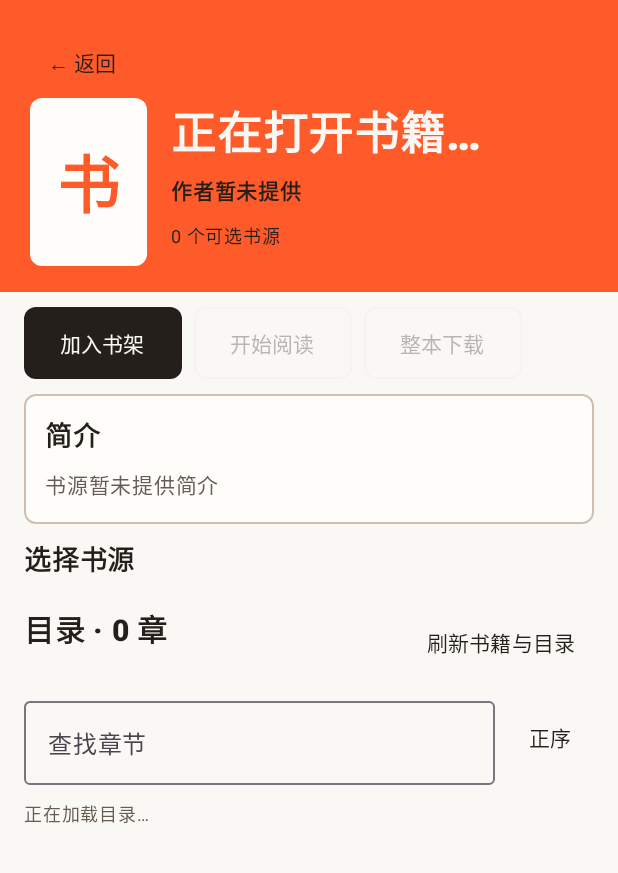
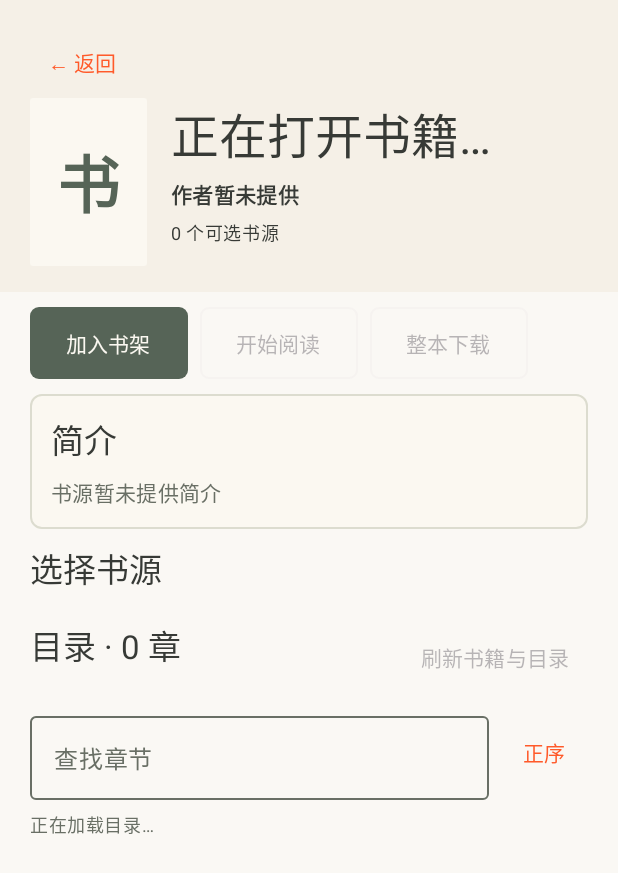
Before and after one commit to 143157/NovelRadar, an Android app built with Jetpack Compose: the composable BookDetailScreen shown on its own in the app's theme, on a phone screen of 412 x 824 dp. Shown: the top 873 px of the screen. Run offline under Robolectric (Android 15) with nearby library versions, the phone set to English and light mode, and no system bars; pictures from the network do not load.

Commit message:
feat: restyle book details without changing source guards

```diff
--- a/app/src/main/java/com/novelradar/app/feature/book/BookDetailScreen.kt
+++ b/app/src/main/java/com/novelradar/app/feature/book/BookDetailScreen.kt
@@ -21,9 +21,11 @@ import androidx.compose.material3.Button
 import androidx.compose.material3.ButtonDefaults
 import androidx.compose.material3.OutlinedButton
 import androidx.compose.material3.OutlinedTextField
+import androidx.compose.material3.OutlinedTextFieldDefaults
 import androidx.compose.material3.Surface
 import androidx.compose.material3.Text
 import androidx.compose.material3.TextButton
+import androidx.compose.material3.MaterialTheme
 import androidx.compose.runtime.Composable
 import androidx.compose.ui.Alignment
 import androidx.compose.ui.Modifier
@@ -31,17 +33,19 @@ import androidx.compose.ui.draw.clip
 import androidx.compose.ui.platform.testTag
 import androidx.compose.ui.text.font.FontWeight
 import androidx.compose.ui.unit.dp
-import androidx.compose.ui.unit.sp
 import com.novelradar.app.domain.model.Chapter
 import com.novelradar.app.domain.model.SourceFailure
 import com.novelradar.app.data.repository.CoverFetcher
 import com.novelradar.app.ui.components.NovelCover
-import com.novelradar.app.ui.theme.CanvasWhite
-import com.novelradar.app.ui.theme.CardPaper
-import com.novelradar.app.ui.theme.Hairline
-import com.novelradar.app.ui.theme.InkBlack
-import com.novelradar.app.ui.theme.QuietInk
-import com.novelradar.app.ui.theme.SignalOrange
+import com.novelradar.app.ui.paper.PaperAccent
+import com.novelradar.app.ui.paper.PaperCanvas
+import com.novelradar.app.ui.paper.PaperError
+import com.novelradar.app.ui.paper.PaperInk
+import com.novelradar.app.ui.paper.PaperLine
+import com.novelradar.app.ui.paper.PaperMuted
+import com.novelradar.app.ui.paper.PaperPanel
+import com.novelradar.app.ui.paper.PaperSheet
+import com.novelradar.app.ui.paper.PaperWarning
 
 @Composable
 @OptIn(ExperimentalLayoutApi::class)
@@ -67,128 +71,133 @@ fun BookDetailScreen(
         contentPadding = androidx.compose.foundation.layout.PaddingValues(bottom = 30.dp),
         verticalArrangement = Arrangement.spacedBy(10.dp)) {
         item {
-            Surface(color = SignalOrange, modifier = Modifier.fillMaxWidth()) {
+            Surface(color = PaperCanvas, modifier = Modifier.fillMaxWidth()) {
                 Column(Modifier.padding(horizontal = 20.dp, vertical = 17.dp)) {
-                    TextButton(onClick = onBack, enabled = !state.sourceActionPending) { Text("← 返回", color = InkBlack) }
+                    TextButton(onClick = onBack, enabled = !state.sourceActionPending) { Text("← 返回") }
                     Row(horizontalArrangement = Arrangement.spacedBy(16.dp), verticalAlignment = Alignment.Top) {
                         NovelCover(state.book?.bookName.orEmpty(), state.book?.coverUrl, state.selectedSourceId,
-                            coverFetcher, Modifier.width(78.dp).height(112.dp).clip(RoundedCornerShape(8.dp)))
+                            coverFetcher, Modifier.width(78.dp).height(112.dp).clip(RoundedCornerShape(2.dp)),
+                            paperColor = PaperPanel, letterColor = PaperAccent)
                         Column(Modifier.weight(1f), verticalArrangement = Arrangement.spacedBy(6.dp)) {
-                            Text(state.book?.bookName ?: "正在打开书籍…", color = CanvasWhite,
-                                fontSize = 30.sp, fontWeight = FontWeight.Black)
+                            Text(state.book?.bookName ?: "正在打开书籍…", color = PaperInk,
+                                style = MaterialTheme.typography.headlineLarge)
                             Text(state.book?.author?.takeIf(String::isNotBlank) ?: "作者暂未提供",
-                                color = InkBlack, fontSize = 14.sp, fontWeight = FontWeight.SemiBold)
-                            Text("${state.sources.size} 个可选书源", color = InkBlack, fontSize = 12.sp)
+                                color = PaperInk, style = MaterialTheme.typography.bodyMedium, fontWeight = FontWeight.SemiBold)
+                            Text("${state.sources.size} 个可选书源", color = PaperInk,
+                                style = MaterialTheme.typography.bodySmall)
                         }
                     }
                     state.selectedSourceId?.let { source ->
                         Text("当前书源：${state.sourceNames[source] ?: source}",
-                            Modifier.padding(top = 12.dp), color = InkBlack, fontSize = 12.sp)
+                            Modifier.padding(top = 12.dp), color = PaperInk, style = MaterialTheme.typography.bodySmall)
                     }
                 }
             }
         }
         item {
-            Column(Modifier.fillMaxWidth().padding(horizontal = 16.dp),
+            Column(Modifier.fillMaxWidth().padding(horizontal = 20.dp),
                 verticalArrangement = Arrangement.spacedBy(9.dp)) {
                 FlowRow(Modifier.fillMaxWidth().testTag("book_primary_actions"),
                     horizontalArrangement = Arrangement.spacedBy(8.dp), verticalArrangement = Arrangement.spacedBy(8.dp)) {
                     Button(onClick = onAddToShelf, enabled = !state.sourceActionPending,
                         modifier = Modifier.heightIn(min = 48.dp).widthIn(min = 100.dp),
-                        colors = ButtonDefaults.buttonColors(containerColor = InkBlack, contentColor = CanvasWhite),
-                        shape = RoundedCornerShape(8.dp)) {
+                        colors = ButtonDefaults.buttonColors(containerColor = PaperAccent, contentColor = PaperPanel),
+                        shape = RoundedCornerShape(6.dp)) {
                         Text(if (state.addedToShelf) "已加入书架" else "加入书架")
                     }
                     OutlinedButton(onClick = onStartReading, enabled = canRead && canUseSource,
-                        modifier = Modifier.heightIn(min = 48.dp).widthIn(min = 100.dp), shape = RoundedCornerShape(8.dp)) {
+                        modifier = Modifier.heightIn(min = 48.dp).widthIn(min = 100.dp), shape = RoundedCornerShape(6.dp)) {
                         Text("开始阅读")
                     }
                     OutlinedButton(onClick = onDownload, enabled = canDownload && canUseSource,
-                        modifier = Modifier.heightIn(min = 48.dp).widthIn(min = 100.dp), shape = RoundedCornerShape(8.dp)) {
+                        modifier = Modifier.heightIn(min = 48.dp).widthIn(min = 100.dp), shape = RoundedCornerShape(6.dp)) {
                         Text("整本下载")
                     }
                 }
-                state.notice?.let { Text(it, color = InkBlack, fontSize = 12.sp) }
+                state.notice?.let { Text(it, color = PaperInk, style = MaterialTheme.typography.bodySmall) }
                 state.warning?.let { Text(
                     (if (state.chapters.isEmpty()) "目录加载失败：" else "目录更新失败，当前显示已保存内容：") + it.label(),
-                    color = QuietInk, fontSize = 12.sp) }
+                    color = PaperWarning, style = MaterialTheme.typography.bodySmall) }
                 state.detailsWarning?.let { Text(
                     "书籍信息更新失败，保留已保存信息：" + it.label(details = true),
-                    color = QuietInk, fontSize = 12.sp) }
+                    color = PaperWarning, style = MaterialTheme.typography.bodySmall) }
                 if (state.sourceIdentityMismatch) Text(
                     "当前书源的作品信息与已保存书籍不一致，请选择其他书源或重新刷新核验",
-                    color = InkBlack, fontSize = 14.sp, fontWeight = FontWeight.SemiBold)
+                    color = PaperError, style = MaterialTheme.typography.bodyMedium, fontWeight = FontWeight.SemiBold)
             }
         }
         item {
-            Surface(color = CardPaper, shape = RoundedCornerShape(8.dp), border = BorderStroke(1.dp, Hairline),
-                modifier = Modifier.fillMaxWidth().padding(horizontal = 16.dp)) {
+            PaperSheet(modifier = Modifier.fillMaxWidth().padding(horizontal = 20.dp)) {
                 Column(Modifier.padding(14.dp), verticalArrangement = Arrangement.spacedBy(8.dp)) {
-                    Text("简介", color = InkBlack, fontSize = 18.sp, fontWeight = FontWeight.Bold)
+                    Text("简介", color = PaperInk, style = MaterialTheme.typography.titleLarge)
                     Text(state.book?.introduction?.takeIf(String::isNotBlank) ?: "书源暂未提供简介",
-                        color = QuietInk, fontSize = 14.sp)
-                    if (state.detailsLoading) Text("正在更新书籍信息…", color = QuietInk, fontSize = 12.sp)
+                        color = PaperMuted, style = MaterialTheme.typography.bodyMedium)
+                    if (state.detailsLoading) Text("正在更新书籍信息…", color = PaperMuted, style = MaterialTheme.typography.bodySmall)
                 }
             }
         }
         item {
-            Column(Modifier.fillMaxWidth().padding(horizontal = 16.dp),
+            Column(Modifier.fillMaxWidth().padding(horizontal = 20.dp),
                 verticalArrangement = Arrangement.spacedBy(8.dp)) {
-                Text("选择书源", color = InkBlack, fontWeight = FontWeight.Bold, fontSize = 18.sp)
-                if (state.sourceActionPending) Text("正在保存选择…", color = QuietInk, fontSize = 12.sp)
+                Text("选择书源", color = PaperInk, style = MaterialTheme.typography.titleLarge)
+                if (state.sourceActionPending) Text("正在保存选择…", color = PaperMuted, style = MaterialTheme.typography.bodySmall)
                 FlowRow(Modifier.fillMaxWidth().testTag("source_picker"),
                     horizontalArrangement = Arrangement.spacedBy(8.dp), verticalArrangement = Arrangement.spacedBy(8.dp)) {
                     state.sources.forEach { source ->
                         val selected = source.sourceId == state.selectedSourceId
                         Surface(
-                            color = if (selected) InkBlack else CardPaper,
-                            contentColor = if (selected) CanvasWhite else InkBlack,
-                            shape = RoundedCornerShape(7.dp),
-                            border = BorderStroke(1.dp, if (selected) InkBlack else Hairline),
+                            color = if (selected) PaperAccent else PaperPanel,
+                            contentColor = if (selected) PaperPanel else PaperInk,
+                            shape = RoundedCornerShape(6.dp),
+                            border = BorderStroke(1.dp, if (selected) PaperAccent else PaperMuted),
                             modifier = Modifier.heightIn(min = 48.dp).clickable { onSourceSelected(source.sourceId) },
                         ) { Text(state.sourceNames[source.sourceId] ?: source.sourceId,
                             Modifier.padding(horizontal = 13.dp, vertical = 9.dp),
-                            fontSize = 12.sp, fontWeight = FontWeight.SemiBold) }
+                            style = MaterialTheme.typography.bodySmall, fontWeight = FontWeight.SemiBold) }
                     }
                 }
             }
         }
         item {
-            Column(Modifier.fillMaxWidth().padding(horizontal = 16.dp),
+            Column(Modifier.fillMaxWidth().padding(horizontal = 20.dp),
                 verticalArrangement = Arrangement.spacedBy(7.dp)) {
                 FlowRow(Modifier.fillMaxWidth(), horizontalArrangement = Arrangement.SpaceBetween,
                     verticalArrangement = Arrangement.spacedBy(4.dp)) {
-                    Text("目录 · ${state.chapters.size} 章", color = InkBlack,
-                        fontSize = 20.sp, fontWeight = FontWeight.Black)
+                    Text("目录 · ${state.chapters.size} 章", color = PaperInk,
+                        style = MaterialTheme.typography.titleLarge)
                     TextButton(onClick = onRefresh, enabled = state.selectedSourceId != null && !state.refreshing && !state.sourceActionPending) {
-                        Text(if (state.refreshing) "刷新中" else "刷新书籍与目录", color = InkBlack)
+                        Text(if (state.refreshing) "刷新中" else "刷新书籍与目录")
                     }
                 }
                 Row(horizontalArrangement = Arrangement.spacedBy(8.dp), verticalAlignment = Alignment.CenterVertically) {
                     OutlinedTextField(value = state.chapterQuery, onValueChange = onChapterQueryChanged,
-                        label = { Text("查找章节") }, singleLine = true, modifier = Modifier.weight(1f))
-                    TextButton(onClick = onToggleOrder) { Text(if (state.reversed) "倒序" else "正序", color = InkBlack) }
+                        label = { Text("查找章节") }, singleLine = true, modifier = Modifier.weight(1f),
+                        colors = OutlinedTextFieldDefaults.colors(
+                            focusedBorderColor = PaperAccent, unfocusedBorderColor = PaperMuted,
+                            focusedLabelColor = PaperAccent, unfocusedLabelColor = PaperMuted))
+                    TextButton(onClick = onToggleOrder) { Text(if (state.reversed) "倒序" else "正序") }
                 }
-                if (state.loading) Text("正在加载目录…", color = QuietInk, fontSize = 12.sp)
-                else if (state.chapters.isEmpty()) Text("当前书源还没有可显示的章节", color = QuietInk, fontSize = 12.sp)
-                state.positionLabel?.let { Text(it, color = QuietInk, fontSize = 12.sp) }
+                if (state.loading) Text("正在加载目录…", color = PaperMuted, style = MaterialTheme.typography.bodySmall)
+                else if (state.chapters.isEmpty()) Text("当前书源还没有可显示的章节", color = PaperMuted, style = MaterialTheme.typography.bodySmall)
+                state.positionLabel?.let { Text(it, color = PaperMuted, style = MaterialTheme.typography.bodySmall) }
             }
         }
         items(state.visibleChapters, key = { "${it.sourceId}:${it.chapterId}" }) { chapter ->
             val current = chapter.bookId == state.book?.bookId && chapter.sourceId == state.selectedSourceId &&
                 chapter.chapterId == currentChapterId
             Surface(
-                color = CardPaper, shape = RoundedCornerShape(8.dp),
-                border = BorderStroke(1.dp, if (current) SignalOrange else Hairline),
-                modifier = Modifier.fillMaxWidth().padding(horizontal = 16.dp).heightIn(min = 48.dp)
+                color = PaperPanel, shape = RoundedCornerShape(8.dp),
+                border = BorderStroke(1.dp, if (current) PaperAccent else PaperLine),
+                modifier = Modifier.fillMaxWidth().padding(horizontal = 20.dp).heightIn(min = 48.dp)
                     .clickable(enabled = canRead && canUseSource) { onChapterSelected(chapter) },
             ) {
                 Row(Modifier.padding(horizontal = 14.dp, vertical = 13.dp),
                     horizontalArrangement = Arrangement.spacedBy(12.dp), verticalAlignment = Alignment.CenterVertically) {
-                    Text("${chapter.chapterIndex + 1}", color = QuietInk, fontSize = 12.sp,
+                    Text("${chapter.chapterIndex + 1}", color = PaperMuted, style = MaterialTheme.typography.bodySmall,
                         fontWeight = FontWeight.Black)
-                    Text(chapter.title, modifier = Modifier.weight(1f), color = InkBlack, fontSize = 15.sp, fontWeight = FontWeight.SemiBold)
-                    if (current) Text("当前阅读", color = SignalOrange, fontSize = 12.sp)
+                    Text(chapter.title, modifier = Modifier.weight(1f), color = PaperInk,
+                        style = MaterialTheme.typography.bodyMedium, fontWeight = FontWeight.SemiBold)
+                    if (current) Text("当前阅读", color = PaperAccent, style = MaterialTheme.typography.bodySmall)
                 }
             }
         }
```
Also changed, not shown: 1 other file.
